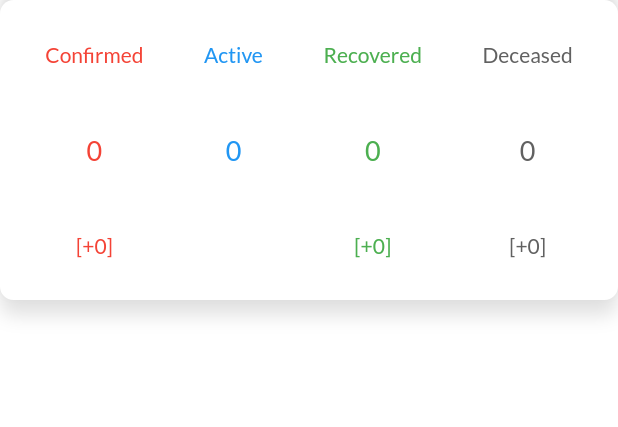
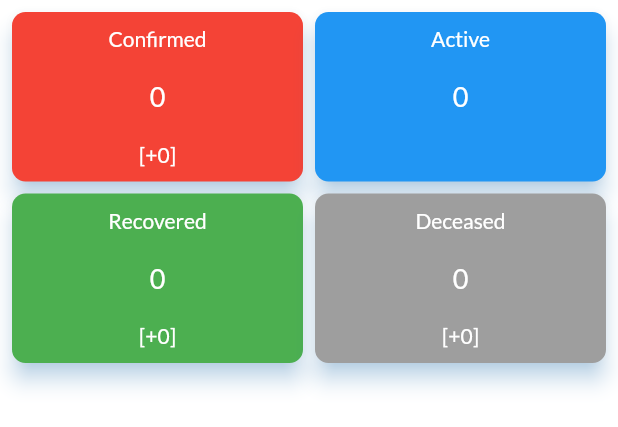
Before and after one commit to AdityaPratap006/coid_app_client, a Flutter app: the TotalData widget shown alone on an empty page, opened directly with empty values, on a phone screen of 412 x 824 dp. Shown: the top 427 px of the screen. Run offline on Flutter 3.47's test engine with Material 2 defaults, Android fonts, the phone set to English and light mode, and no system bars; our stand-ins replace firebase_auth, geolocator, google_fonts, google_maps_flutter, google_sign_in, shared_preferences; missing offline and left inert: flutter_google_places, google_maps_webservice, location_permissions; accounts and stored records are empty; network calls fail.

Commit message:
UI improvements

```diff
--- a/lib/screens/insights_screen.dart
+++ b/lib/screens/insights_screen.dart
@@ -69,11 +69,8 @@ class _InsightsScreenState extends State<InsightsScreen> {
                         ),
                       ),
                     ),
-                    Padding(
-                      padding: const EdgeInsets.all(8.0),
-                      child: TotalData(
-                        info: totalInfo,
-                      ),
+                    TotalData(
+                      info: totalInfo,
                     ),
                     SizedBox(
                       height: 40,
@@ -90,11 +87,11 @@ class _InsightsScreenState extends State<InsightsScreen> {
                       ),
                     ),
                     Container(
-                      height: 300.0,
+                      height: 260.0,
                       alignment: Alignment.topCenter,
                       child: ListView.builder(
                         padding: EdgeInsets.only(
-                          bottom: 25.0,
+                          bottom: 10.0,
                         ),
                         scrollDirection: Axis.horizontal,
                         itemBuilder: (ctx, i) => StateData(
--- a/lib/widgets/insights_state_data.dart
+++ b/lib/widgets/insights_state_data.dart
@@ -23,7 +23,6 @@ class StateData extends StatelessWidget {
         shadowColor: Color(0x802196f3),
         borderRadius: BorderRadius.circular(10.0),
         child: Container(
-          height: 220,
           width: 220,
           padding: EdgeInsets.symmetric(vertical: 8, horizontal: 10),
           child: Column(
@@ -35,15 +34,13 @@ class StateData extends StatelessWidget {
                   color: Theme.of(context).accentColor,
                 ),
               ),
-              Container(
-                width: 200,
-                height: 180,
+              Expanded(
                 child: GridView.count(
                   physics: NeverScrollableScrollPhysics(),
                   crossAxisCount: 2,
-                  padding: const EdgeInsets.all(5.0),
-                  crossAxisSpacing: 2.0,
-                  mainAxisSpacing: 2.0,
+                  padding: const EdgeInsets.all(0.0),
+                  crossAxisSpacing: 0.0,
+                  mainAxisSpacing: 0.0,
                   children: <Widget>[
                     Container(
                       child: Column(
--- a/lib/widgets/insights_total_card.dart
+++ b/lib/widgets/insights_total_card.dart
@@ -17,114 +17,151 @@ class TotalData extends StatelessWidget {
   Widget build(BuildContext context) {
     return Container(
       width: MediaQuery.of(context).size.width,
-      height: 200,
-      decoration: SearchBoxDecoration.decoration(),
-      padding: EdgeInsets.symmetric(
-        horizontal: 10.0,
-        vertical: 6.0,
-      ),
-      child: Row(
-        mainAxisAlignment: MainAxisAlignment.spaceAround,
+      height: 260,
+      child: GridView.count(
+        shrinkWrap: true,
+        childAspectRatio: ((MediaQuery.of(context).size.width) / 2) / 120,
+        physics: NeverScrollableScrollPhysics(),
+        crossAxisCount: 2,
+        mainAxisSpacing: 8.0,
+        crossAxisSpacing: 8.0,
+        padding: EdgeInsets.all(8.0),
         children: <Widget>[
-          Column(
+          Material(
+            color: Colors.red,
+            elevation: 6.0,
+            borderRadius: BorderRadius.circular(9.0),
+            shadowColor: Color(0x802196f3),
+            child: Container(
+              height: 50,
+              child: Column(
                 mainAxisAlignment: MainAxisAlignment.spaceAround,
                 children: <Widget>[
                   Text(
                     'Confirmed',
                     style: TextStyle(
-                  color: Colors.red,
+                      color: Colors.white,
                     ),
                   ),
                   Text(
                     '${info.confirmed.toInt()}',
                     style: TextStyle(
-                  color: Colors.red,
+                      color: Colors.white,
                       fontSize: 18,
                     ),
                   ),
                   Text(
                     '[+${info.deltaconfirmed.toInt()}]',
                     style: TextStyle(
-                  color: Colors.red,
+                      color: Colors.white,
                       fontSize: 14,
                     ),
                   ),
                 ],
               ),
-          Column(
+            ),
+          ),
+          Material(
+            color: Colors.blue,
+            elevation: 6.0,
+            borderRadius: BorderRadius.circular(9.0),
+            shadowColor: Color(0x802196f3),
+            child: Container(
+              height: 50,
+              child: Column(
                 mainAxisAlignment: MainAxisAlignment.spaceAround,
                 children: <Widget>[
                   Text(
                     'Active',
                     style: TextStyle(
-                  color: Colors.blue,
+                      color: Colors.white,
                     ),
                   ),
                   Text(
                     '${info.active.toInt()}',
                     style: TextStyle(
-                  color: Colors.blue,
+                      color: Colors.white,
                       fontSize: 18,
                     ),
                   ),
                   Text(
                     '',
                     style: TextStyle(
-                  color: Colors.blue,
+                      color: Colors.white,
                       fontSize: 14,
                     ),
                   ),
                 ],
               ),
-          Column(
+            ),
+          ),
+          Material(
+            color: Colors.green,
+            elevation: 6.0,
+            borderRadius: BorderRadius.circular(9.0),
+            shadowColor: Color(0x802196f3),
+            child: Container(
+              height: 50,
+              child: Column(
                 mainAxisAlignment: MainAxisAlignment.spaceAround,
                 children: <Widget>[
                   Text(
                     'Recovered',
                     style: TextStyle(
-                  color: Colors.green,
+                      color: Colors.white,
                     ),
                   ),
                   Text(
                     '${info.recovered.toInt()}',
                     style: TextStyle(
-                  color: Colors.green,
+                      color: Colors.white,
                       fontSize: 18,
                     ),
                   ),
                   Text(
                     '[+${info.deltarecovered.toInt()}]',
                     style: TextStyle(
-                  color: Colors.green,
+                      color: Colors.white,
                       fontSize: 14,
                     ),
                   ),
                 ],
               ),
-          Column(
+            ),
+          ),
+          Material(
+            color: Colors.grey.shade500,
+            elevation: 6.0,
+            borderRadius: BorderRadius.circular(9.0),
+            shadowColor: Color(0x802196f3),
+            child: Container(
+              height: 50,
+              child: Column(
                 mainAxisAlignment: MainAxisAlignment.spaceAround,
                 children: <Widget>[
                   Text(
                     'Deceased',
                     style: TextStyle(
-                  color: Colors.grey.shade700,
+                      color: Colors.white,
                     ),
                   ),
                   Text(
                     '${info.deaths.toInt()}',
                     style: TextStyle(
-                  color: Colors.grey.shade700,
+                      color: Colors.white,
                       fontSize: 18,
                     ),
                   ),
                   Text(
                     '[+${info.deltadeaths.toInt()}]',
                     style: TextStyle(
-                  color: Colors.grey.shade700,
+                      color: Colors.white,
                       fontSize: 14,
                     ),
                   ),
                 ],
+              ),
+            ),
           ),
         ],
       ),
```
Lines whose indentation alone changed are shown as unchanged.
